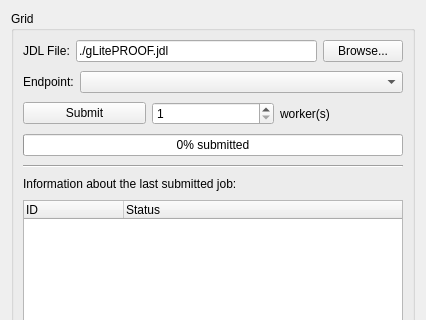
Qt form PAConsole/res/wgGrid.ui (AnarManafov/PoD) before a commit; both pictures show x 0 to 426 and y 0 to 320 of the 426 by 560 pixel window.
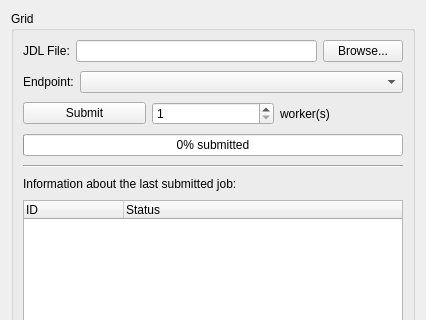
The same form after that commit.

Commit message: PAConsole_modified: now $GLITE_PROOF_LOCATION is the default pid/log directory

Diff of the .ui file:
```diff
--- a/PAConsole/res/wgGrid.ui
+++ b/PAConsole/res/wgGrid.ui
@@ -52,7 +52,7 @@
         <item>
          <widget class="QLineEdit" name="edtJDLFileName" >
           <property name="text" >
-           <string>./gLitePROOF.jdl</string>
+           <string/>
           </property>
          </widget>
         </item>
```
The commit also changes 2 other files.
